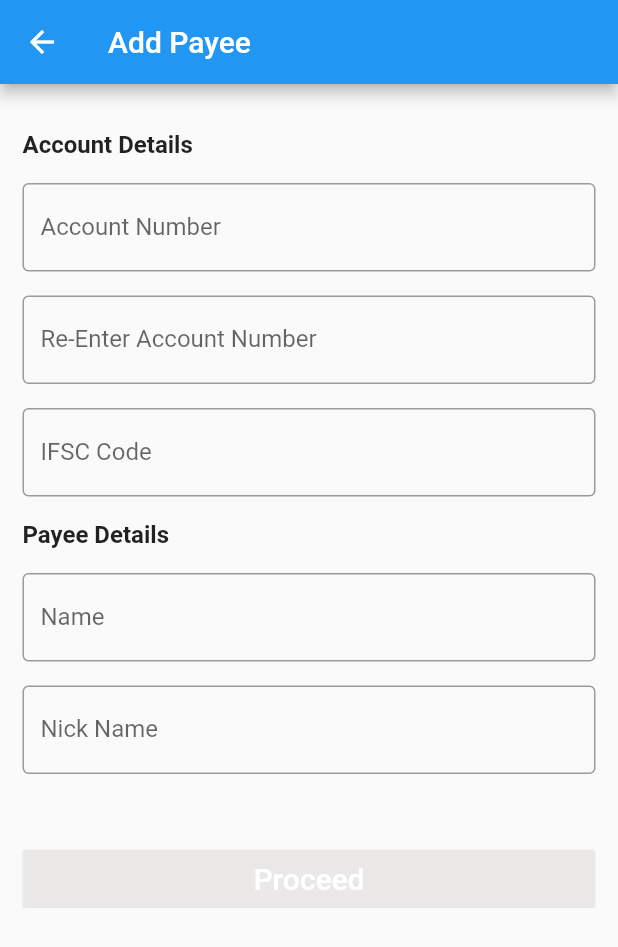
After one commit to rizwan-dev/barclays-mobile-app, a Flutter app: the AddPayeePage screen opened directly, on a phone screen of 412 x 824 dp. The commit adds this screen. Shown: the top 947 px of the screen. Run offline on Flutter 3.47's test engine with Material 2 defaults, Android fonts, the phone set to English and light mode, and no system bars; our stand-ins replace fluttertoast.

Commit message:
Added flow for adding new payee

```diff
--- /dev/null
+++ b/lib/ui/addpayee.dart
@@ -0,0 +1,142 @@
+import 'package:barclays_app/model/constant.dart';
+import 'package:barclays_app/model/paymentdetails.dart';
+import 'package:flutter/material.dart';
+
+class AddPayeePage extends StatelessWidget {
+  final PaymentDetails payment;
+  bool _isProceedButtonDisabled = true;
+
+  AddPayeePage({Key key, this.payment}) : super(key: key);
+  final accountNumberController = TextEditingController();
+  final reEnteraccountNumberController = TextEditingController();
+  final ifscCodeController = TextEditingController();
+  final nameController = TextEditingController();
+  final nickNameController = TextEditingController();
+
+  void _todo() {}
+
+  @override
+  Widget build(BuildContext context) {
+    return new Scaffold(
+        appBar: new AppBar(
+          title: new Text("Add Payee"),
+        ),
+        body: Container(
+            child: Padding(
+          padding: const EdgeInsets.all(15.0),
+          child: ListView(
+            children: <Widget>[
+              new Padding(
+                  padding: EdgeInsets.only(
+                top: Consts.padding,
+              )),
+              new Text("Account Details",
+                  style: TextStyle(
+                    fontSize: 16,
+                    fontWeight: FontWeight.bold,
+                    color: Colors.black87,
+                  )),
+              new Padding(
+                  padding: EdgeInsets.only(
+                top: Consts.padding,
+              )),
+              /*new Text("Account Number",
+                  style: TextStyle(
+                    fontSize: 16,
+                    fontWeight: FontWeight.normal,
+                    color: Colors.black87,
+                  )),*/
+
+              new TextField(
+                controller: accountNumberController,
+                keyboardType: TextInputType.number,
+                decoration: InputDecoration(
+                  border: OutlineInputBorder(),
+                  labelText: 'Account Number',
+                ),
+              ),
+              new Padding(
+                  padding: EdgeInsets.only(
+                top: Consts.padding,
+              )),
+              new TextField(
+                keyboardType: TextInputType.number,
+                controller: reEnteraccountNumberController,
+                decoration: InputDecoration(
+                  border: OutlineInputBorder(),
+                  labelText: 'Re-Enter Account Number',
+                ),
+              ),
+              new Padding(
+                  padding: EdgeInsets.only(
+                top: Consts.padding,
+              )),
+              new TextField(
+                textCapitalization: TextCapitalization.characters,
+                controller: ifscCodeController,
+                decoration: InputDecoration(
+                  border: OutlineInputBorder(),
+                  labelText: 'IFSC Code',
+                ),
+              ),
+              new Padding(
+                  padding: EdgeInsets.only(
+                top: Consts.padding,
+              )),
+              new Text("Payee Details",
+                  style: TextStyle(
+                    fontSize: 16,
+                    fontWeight: FontWeight.bold,
+                    color: Colors.black87,
+                  )),
+              new Padding(
+                  padding: EdgeInsets.only(
+                top: Consts.padding,
+              )),
+              new TextField(
+                controller: nameController,
+                textCapitalization: TextCapitalization.sentences,
+                decoration: InputDecoration(
+                  border: OutlineInputBorder(),
+                  labelText: 'Name',
+                ),
+              ),
+              new Padding(
+                  padding: EdgeInsets.only(
+                top: Consts.padding,
+              )),
+              new TextField(
+                controller: nickNameController,
+                textCapitalization: TextCapitalization.words,
+                decoration: InputDecoration(
+                  border: OutlineInputBorder(),
+                  labelText: 'Nick Name',
+                ),
+              ),
+              new Padding(
+                  padding: EdgeInsets.only(
+                top: Consts.padding,
+              )),
+              new Container(
+                  padding: const EdgeInsets.only(top: 30.0),
+                  child: new RaisedButton(
+                    color: Colors.blue,
+                    textColor: Colors.white,
+                    disabledColor: Color(0xffebe9e7),
+                    disabledTextColor: Colors.black12,
+                    padding: EdgeInsets.all(8.0),
+                    splashColor: Colors.blueAccent,
+                    onPressed: _isProceedButtonDisabled ? null : () => _todo(),
+                    child: Text(
+                      "Proceed",
+                      style: TextStyle(fontSize: 20.0),
+                    ),
+                  ))
+            ],
+          ),
+//        child: Text("Pay to : " + payment.payeeName,
+//            style: new TextStyle(fontSize: 20.0, color: Colors.black)),
+//      )),
+        )));
+  }
+}
--- a/lib/ui/dialog/addpayeedialog.dart
+++ b/lib/ui/dialog/addpayeedialog.dart
@@ -1,7 +1,9 @@
 import 'package:barclays_app/model/constant.dart';
 import 'package:barclays_app/model/payeetype.dart';
 import 'package:barclays_app/model/paymentdetails.dart';
+import 'package:barclays_app/ui/addpayee.dart';
 import 'package:flutter/material.dart';
+import 'package:fluttertoast/fluttertoast.dart';
 
 class CustomDialog extends StatelessWidget {
   final String title, description, buttonText;
@@ -82,7 +84,25 @@ class CustomDialog extends StatelessWidget {
             title: Text(payeeType.type),
             trailing: Icon(Icons.keyboard_arrow_right,
                 color: Colors.black, size: 30.0),
-            onTap: () {},
+            onTap: () {
+              if(payeeType.type== "Other Bank Payee"){
+                Navigator.push(
+                  context,
+                  MaterialPageRoute(builder: (context) => AddPayeePage()),
+                );
+              }
+              else{
+                Fluttertoast.showToast(
+                    msg: "Coming soon",
+                    toastLength: Toast.LENGTH_SHORT,
+                    gravity: ToastGravity.CENTER,
+                    timeInSecForIos: 1,
+                    backgroundColor: Colors.red,
+                    textColor: Colors.white,
+                    fontSize: 16.0
+                );
+              }
+            },
           ),
         );
       },
@@ -91,9 +111,9 @@ class CustomDialog extends StatelessWidget {
 
   List getPayments() {
     return [
-      PayeeType(type: "Axis Bank Payee", iconData: Icons.account_balance),
+      PayeeType(type: "Barclays Bank Payee", iconData: Icons.account_balance),
       PayeeType(
-          type: "Other Bank Type", iconData: Icons.account_balance_wallet),
+          type: "Other Bank Payee", iconData: Icons.account_balance_wallet),
       PayeeType(type: "Mobile Payee(P2P)", iconData: Icons.payment),
     ];
   }
--- a/pubspec.yaml
+++ b/pubspec.yaml
@@ -23,6 +23,7 @@ dependencies:
   # The following adds the Cupertino Icons font to your application.
   # Use with the CupertinoIcons class for iOS style icons.
   cupertino_icons: ^0.1.2
+  fluttertoast: ^3.1.3
 
 dev_dependencies:
   flutter_test:
```
Also changed, not shown: pubspec.lock.
